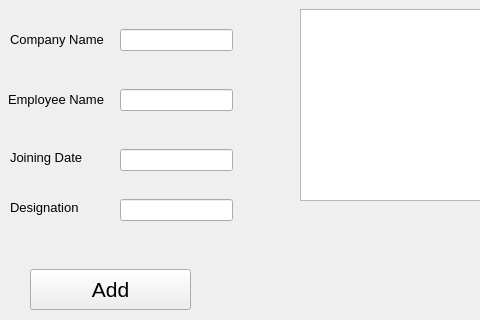
This is EmployeeManagement/mainwindow.ui in BAMANEBHAGYASHRI/Qt6 as Qt 5 draws it before an edit; both pictures show x 0 to 480 and y 81 to 401 of the 800 by 600 pixel window. The edited form follows.
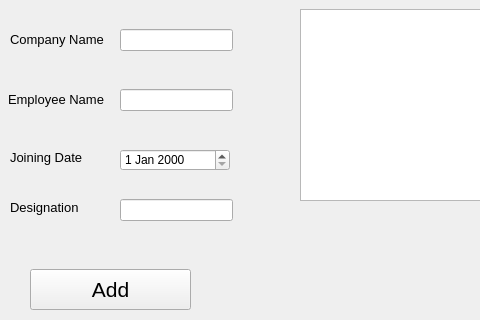
This is the edited form.

Patch:
```diff
--- a/EmployeeManagement/mainwindow.ui
+++ b/EmployeeManagement/mainwindow.ui
@@ -152,16 +152,6 @@
      </rect>
     </property>
    </widget>
-   <widget class="QLineEdit" name="lineEdit_4joingdate">
-    <property name="geometry">
-     <rect>
-      <x>120</x>
-      <y>230</y>
-      <width>113</width>
-      <height>22</height>
-     </rect>
-    </property>
-   </widget>
    <widget class="QLineEdit" name="lineEdit_5Designation">
     <property name="geometry">
      <rect>
@@ -200,6 +190,34 @@
      <string>Add</string>
     </property>
    </widget>
+   <widget class="QDateEdit" name="dateEdit">
+    <property name="geometry">
+     <rect>
+      <x>120</x>
+      <y>230</y>
+      <width>110</width>
+      <height>22</height>
+     </rect>
+    </property>
+   </widget>
+   <widget class="QLabel" name="labelcurrentemp">
+    <property name="geometry">
+     <rect>
+      <x>310</x>
+      <y>310</y>
+      <width>201</width>
+      <height>61</height>
+     </rect>
+    </property>
+    <property name="font">
+     <font>
+      <pointsize>12</pointsize>
+     </font>
+    </property>
+    <property name="text">
+     <string/>
+    </property>
+   </widget>
   </widget>
   <widget class="QMenuBar" name="menubar">
    <property name="geometry">
```
